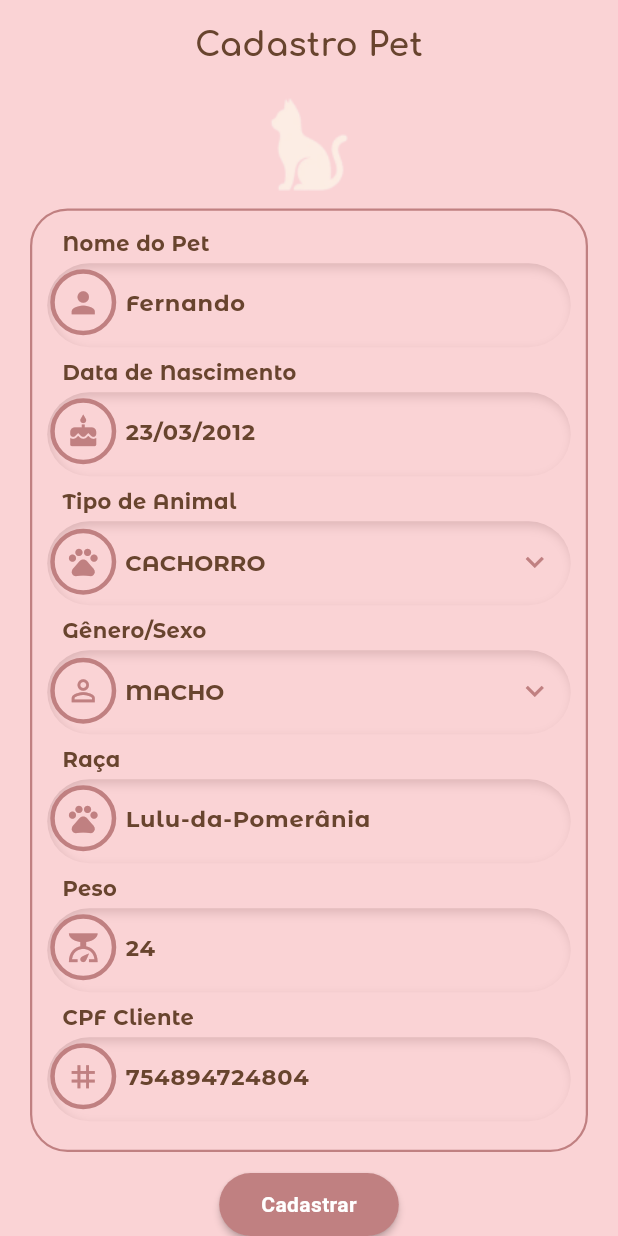
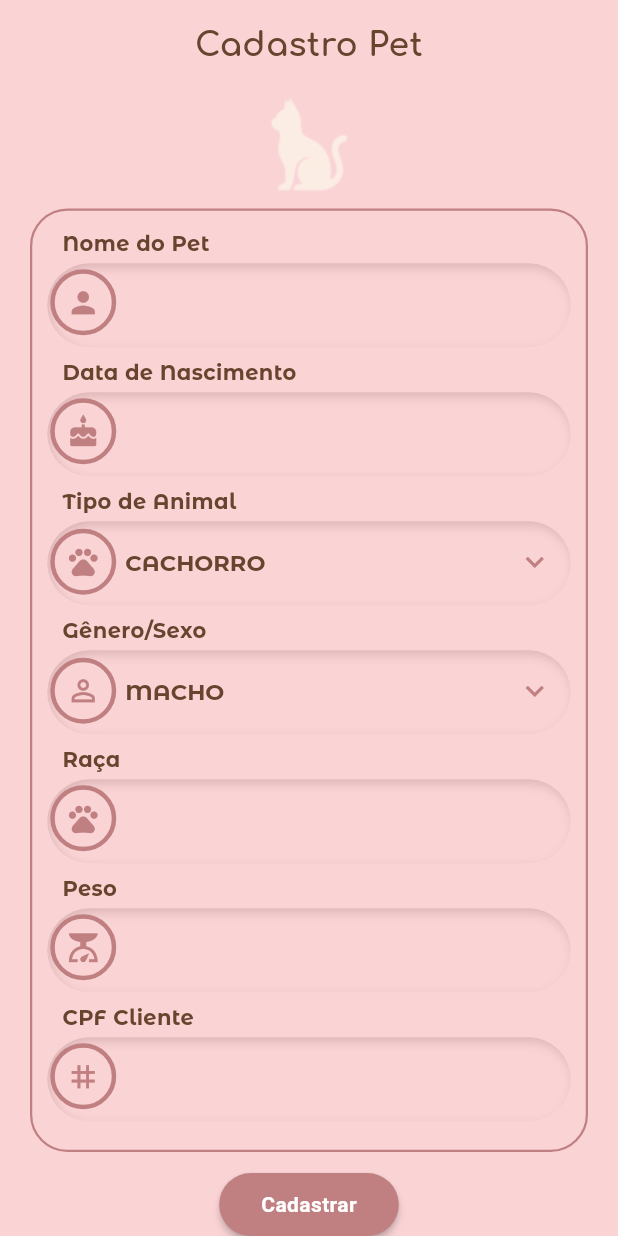
Before and after one commit to LEanMist/flutter_vethome, a Flutter app: the CadastroPetScreen screen opened by its route, on a phone screen of 412 x 824 dp. Run offline on Flutter 3.47's test engine with Material 3 defaults, Android fonts, the phone set to English and light mode, and no system bars; our stand-ins replace cached_network_image, flutter_inset_shadow, flutter_svg, google_fonts, image_picker; Roboto replaces fonts that are missing (Montserrat Alternates); project files that could hold a hidden picture were left out.

Commit message:
Cadastro de Pet atualizados

```diff
--- a/lib/models/vet_models.dart
+++ b/lib/models/vet_models.dart
@@ -75,7 +75,9 @@ class Despesa {
   final CategoriaDespesa categoria;
 }
 
-enum StatusAgendamento { confirmado, pendente
+enum StatusAgendamento {
+   confirmado,
+   pendente
 // ,cancelada,
 //  finalizada
  }
--- a/lib/pages/cadastros/cadastro_pet_page.dart
+++ b/lib/pages/cadastros/cadastro_pet_page.dart
@@ -17,29 +17,35 @@ class CadastroPetScreen extends StatelessWidget {
           next: '/sucesso',
           initialData: initialData,
           fields: [
-            const VHField('Nome do Pet', Icons.person, value: 'Fernando'),
-            const VHField('Data de Nascimento', Icons.cake, value: '23/03/2012'),
+            const VHField('Nome do Pet', Icons.person),
+            const VHField('Data de Nascimento', Icons.cake),
             VHField(
               'Tipo de Animal',
               Icons.pets,
-              options: AnimalType.values.map((animal) => animal.label).toList().map((s) => s.toUpperCase()).toList(),
+              options: AnimalType.values
+                  .map((animal) => animal.label)
+                  .toList()
+                  .map((s) => s.toUpperCase())
+                  .toList(),
             ),
             VHField(
               'Gênero/Sexo',
               Icons.person_outline,
-              options: AnimalSex.values.map((animal) => animal.label).toList().map((s) => s.toUpperCase()).toList(),
+              options: AnimalSex.values
+                  .map((animal) => animal.label)
+                  .toList()
+                  .map((s) => s.toUpperCase())
+                  .toList(),
             ),
-            const VHField('Raça', Icons.pets, value: 'Lulu-da-Pomerânia'),
+            const VHField('Raça', Icons.pets),
             const VHField(
               'Peso',
               Icons.scale,
-              value: '24',
               keyboardType: TextInputType.number,
             ),
             const VHField(
               'CPF Cliente',
               Icons.tag,
-              value: '754894724804',
               keyboardType: TextInputType.number,
             ),
           ],
--- a/lib/service/pet_service.dart
+++ b/lib/service/pet_service.dart
@@ -28,13 +28,6 @@ class PetService{
       headers: {'Content-Type': 'application/json; charset=UTF-8'},
       body: jsonEncode(body),
     );
-
-    if (response.statusCode != 200 && response.statusCode != 201) {
-      throw Exception('Erro ao cadastrar pet: ${response.body}');
-    }
-  }
-
-
-
+}
 
 }
```
